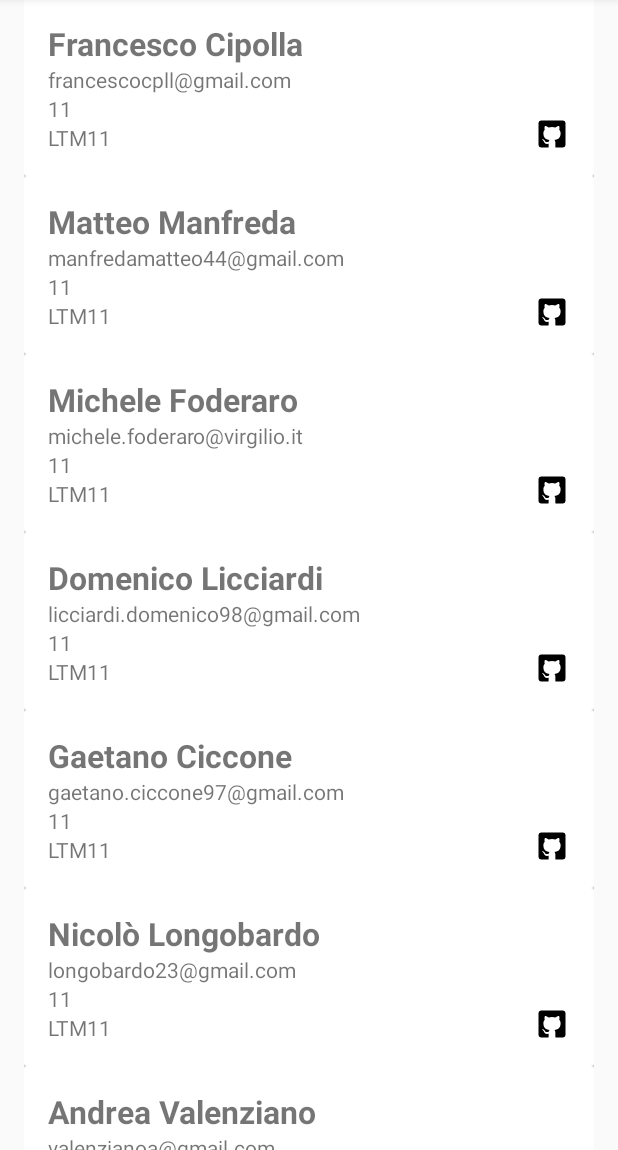
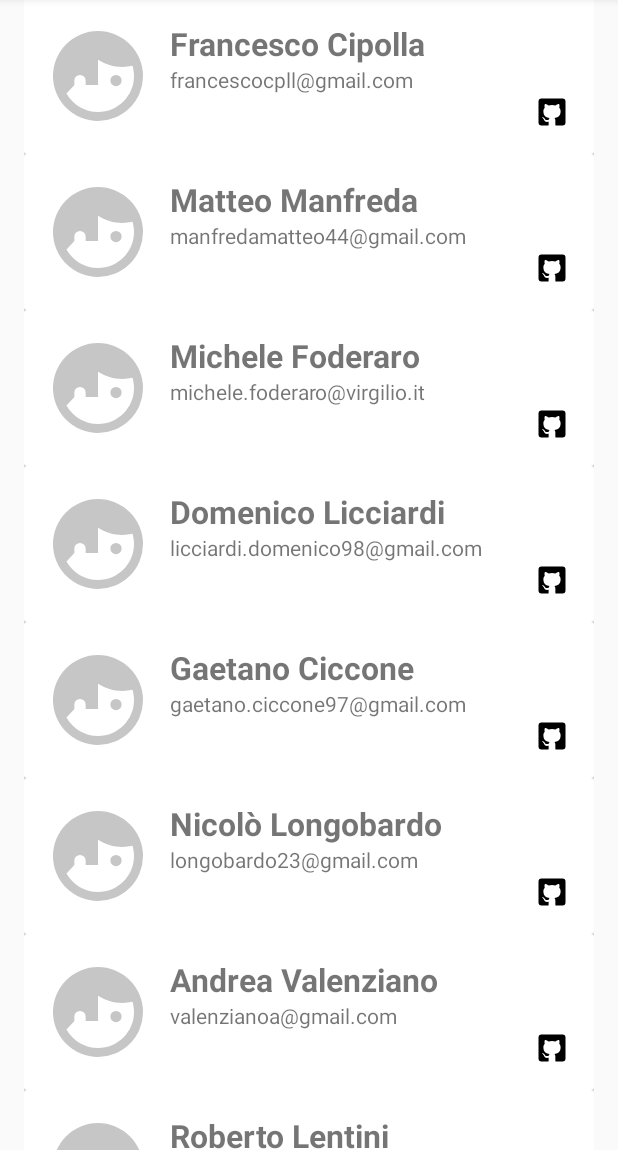
Before and after one commit to AndreaValenziano/SampleJsonParser, an Android app: the screen it shows after launch (MainActivity), on a phone screen of 412 x 824 dp, the part 86-1236 px from its top. Run offline under Robolectric (Android 15) with nearby library versions, the phone set to English and light mode, and no system bars; pictures from the network do not load.

Commit message:
Image downloader Async task

```diff
--- a/app/build.gradle
+++ b/app/build.gradle
@@ -29,4 +29,5 @@ dependencies {
     compile 'com.android.support:cardview-v7:25.0.+'
     compile 'com.android.support:recyclerview-v7:25.0.+'
     compile 'com.android.support:design:25.0.+'
+    compile 'com.github.bumptech.glide:glide:3.7.0'
 }
--- a/app/src/main/AndroidManifest.xml
+++ b/app/src/main/AndroidManifest.xml
@@ -1,6 +1,6 @@
 <manifest xmlns:android="http://schemas.android.com/apk/res/android"
     package="com.example.andreavalenziano.samplejsonparser">
-
+    <uses-permission android:name="android.permission.INTERNET"/>
     <application
         android:allowBackup="true"
         android:icon="@mipmap/ic_launcher"
--- a/app/src/main/java/com/example/andreavalenziano/samplejsonparser/Course.java
+++ /dev/null
@@ -1,45 +0,0 @@
-package com.example.andreavalenziano.samplejsonparser;
-
-import org.json.JSONException;
-import org.json.JSONObject;
-
-/**
- * Created by AndreaValenziano on 27/02/17.
- */
-
-public class Course {
-
-    private String id;
-    private String name;
-
-    private static final String ID_KEY="id";
-    private static final String NAME_KEY="nome";
-
-
-
-    public Course(JSONObject jsonObject){
-        try {
-            this.id=jsonObject.getString(ID_KEY);
-            this.name=jsonObject.getString(NAME_KEY);
-        } catch (JSONException e) {
-            e.printStackTrace();
-        }
-
-    }
-
-    public String getId() {
-        return id;
-    }
-
-    public void setId(String id) {
-        this.id = id;
-    }
-
-    public String getName() {
-        return name;
-    }
-
-    public void setName(String name) {
-        this.name = name;
-    }
-}
--- /dev/null
+++ b/app/src/main/java/com/example/andreavalenziano/samplejsonparser/ImageDownloaderTask.java
@@ -0,0 +1,57 @@
+package com.example.andreavalenziano.samplejsonparser;
+
+import android.graphics.Bitmap;
+import android.graphics.drawable.Drawable;
+import android.os.AsyncTask;
+import android.support.v4.content.ContextCompat;
+import android.widget.ImageView;
+
+import java.lang.ref.WeakReference;
+import java.util.WeakHashMap;
+
+/**
+ * Created by AndreaValenziano on 28/02/17.
+ */
+
+public class ImageDownloaderTask extends AsyncTask<String, Integer, Bitmap> {
+    private final WeakReference<ImageView> imageViewReference;
+
+    public ImageDownloaderTask(ImageView imageView) {
+        imageViewReference = new WeakReference<ImageView>(imageView);
+    }
+
+    @Override
+    protected void onPreExecute() {
+        super.onPreExecute();
+    }
+
+    @Override
+    protected void onProgressUpdate(Integer... values) {
+        super.onProgressUpdate(values);
+        // updateProgressBar
+    }
+
+    @Override
+    protected Bitmap doInBackground(String... params) {
+        return ServiceUtils.downloadBitmap(params[0]);
+    }
+
+    @Override
+    protected void onPostExecute(Bitmap bitmap) {
+        if (isCancelled()) {
+            bitmap = null;
+        }
+
+        if (imageViewReference != null) {
+            ImageView imageView = imageViewReference.get();
+            if (imageView != null) {
+                if (bitmap != null) {
+                    imageView.setImageBitmap(bitmap);
+                } else {
+                    Drawable placeholder = ContextCompat.getDrawable(imageView.getContext(), R.drawable.placeholder);
+                    imageView.setImageDrawable(placeholder);
+                }
+            }
+        }
+    }
+}
--- a/app/src/main/java/com/example/andreavalenziano/samplejsonparser/MainActivity.java
+++ b/app/src/main/java/com/example/andreavalenziano/samplejsonparser/MainActivity.java
@@ -55,12 +55,8 @@ public class MainActivity extends AppCompatActivity {
         ArrayList<Student> students = new ArrayList<>();
         try {
 
-
-
-            JSONObject studentsJsonObject = new JSONObject(readLocalJson());
-            JSONArray studentsJsonArray = studentsJsonObject.getJSONArray(STUDENTS_KEY);
+            JSONArray studentsJsonArray = new JSONArray(readLocalJson());
             for (int i = 0; i < studentsJsonArray.length(); i++) {
-                Log.d(ContentValues.TAG,"CICLO FOR");
                 JSONObject jsonStudent = studentsJsonArray.getJSONObject(i);
                 students.add(new Student(jsonStudent));
             }
@@ -80,8 +76,8 @@ public class MainActivity extends AppCompatActivity {
 
         Writer writer = new StringWriter();
         char[] buffer = new char[1024];
-        try (InputStream is = getResources().openRawResource(R.raw.students_v2)) {
-            Log.d(ContentValues.TAG,"BUFFERED READER");
+        try (InputStream is = getResources().openRawResource(R.raw.students)) {
+
             Reader reader = new BufferedReader(new InputStreamReader(is, "UTF-8"));
             int n;
             while ((n = reader.read(buffer)) != -1) {
--- /dev/null
+++ b/app/src/main/java/com/example/andreavalenziano/samplejsonparser/ServiceUtils.java
@@ -0,0 +1,41 @@
+package com.example.andreavalenziano.samplejsonparser;
+
+import android.graphics.Bitmap;
+import android.graphics.BitmapFactory;
+import android.util.Log;
+
+import java.io.InputStream;
+import java.net.HttpURLConnection;
+import java.net.URL;
+
+/**
+ * Created by AndreaValenziano on 28/02/17.
+ */
+public class ServiceUtils {
+
+    public static Bitmap downloadBitmap(String url) {
+        HttpURLConnection urlConnection = null;
+        try {
+            URL uri = new URL(url);
+            urlConnection = (HttpURLConnection) uri.openConnection();
+            int statusCode = urlConnection.getResponseCode();
+            if (statusCode != 200) {
+                return null;
+            }
+
+            InputStream inputStream = urlConnection.getInputStream();
+            if (inputStream != null) {
+                Bitmap bitmap = BitmapFactory.decodeStream(inputStream);
+                return bitmap;
+            }
+        } catch (Exception e) {
+            urlConnection.disconnect();
+            Log.w("ImageDownloader", "Error downloading image from " + url);
+        } finally {
+            if (urlConnection != null) {
+                urlConnection.disconnect();
+            }
+        }
+        return null;
+    }
+}
--- a/app/src/main/java/com/example/andreavalenziano/samplejsonparser/Student.java
+++ b/app/src/main/java/com/example/andreavalenziano/samplejsonparser/Student.java
@@ -15,18 +15,19 @@ public class Student {
     private static final String NAME_KEY = "nome";
     private static final String EMAIL_KEY = "email";
     private static final String GITHUB_KEY = "github";
-    private static final String COURSE_KEY = "corso";
+    private static final String AVATAR_KEY = "avatar";
 
 
-    String name, email, github;
-   Course course;
+    String name, email, github, avatar;
+
 
     public Student(JSONObject jsonStudent) {
         try {
             name = jsonStudent.getString(NAME_KEY);
             email = jsonStudent.getString(EMAIL_KEY);
             github = buildGithubUrl(jsonStudent.optString(GITHUB_KEY,""));
-            course=new Course(jsonStudent.getJSONObject(COURSE_KEY));
+            avatar = jsonStudent.optString(AVATAR_KEY);
+
             Log.d(ContentValues.TAG, "NAME: "+name);
         } catch (JSONException e) {
             e.printStackTrace();
@@ -35,6 +36,13 @@ public class Student {
 
     }
 
+    public String getAvatar() {
+        return avatar;
+    }
+
+    public void setAvatar(String avatar) {
+        this.avatar = avatar;
+    }
 
     public String getName() {
         return name;
@@ -60,13 +68,7 @@ public class Student {
         this.github = github;
     }
 
-    public Course getCourse() {
-        return course;
-    }
 
-    public void setCourse(Course course) {
-        this.course = course;
-    }
 
     private String buildGithubUrl(String username){
         username = username.replace("@","");
--- a/app/src/main/java/com/example/andreavalenziano/samplejsonparser/StudentsAdapter.java
+++ b/app/src/main/java/com/example/andreavalenziano/samplejsonparser/StudentsAdapter.java
@@ -8,7 +8,10 @@ import android.view.LayoutInflater;
 import android.view.View;
 import android.view.ViewGroup;
 import android.widget.ImageButton;
+import android.widget.ImageView;
 import android.widget.TextView;
+
+import com.bumptech.glide.Glide;
 
 import java.util.ArrayList;
 
@@ -36,8 +39,12 @@ public class StudentsAdapter extends RecyclerView.Adapter<StudentsAdapter.Studen
 
         holder.studentNameTv.setText(currentStudent.getName());
         holder.studentEmail.setText(currentStudent.getEmail());
-        holder.studentCourseId.setText(currentStudent.getCourse().getId());
-        holder.studentCourseName.setText(currentStudent.getCourse().getName());
+       new ImageDownloaderTask(holder.studentAvatar).execute(currentStudent.getAvatar());
+       /* Glide
+                .with(holder.itemView.getContext())
+                .load(currentStudent.getAvatar())
+                .placeholder(R.drawable.placeholder)
+                .into(holder.studentAvatar);*/
 
     }
 
@@ -54,7 +61,8 @@ public class StudentsAdapter extends RecyclerView.Adapter<StudentsAdapter.Studen
 
     class StudentViewHolder extends RecyclerView.ViewHolder {
         public TextView studentNameTv;
-        public TextView studentEmail, studentCourseName, studentCourseId;
+        public TextView studentEmail;
+        public ImageView studentAvatar;
         public ImageButton studenGithub;
 
 
@@ -63,8 +71,8 @@ public class StudentsAdapter extends RecyclerView.Adapter<StudentsAdapter.Studen
             studentNameTv = (TextView) v.findViewById(R.id.student_name);
             studentEmail = (TextView) v.findViewById(R.id.student_email);
             studenGithub = (ImageButton) v.findViewById(R.id.student_github);
-            studentCourseId= (TextView) v.findViewById(R.id.student_course_id);
-            studentCourseName=(TextView) v.findViewById(R.id.student_course_name);
+            studentAvatar= (ImageView) v.findViewById(R.id.student_image);
+
 
             studenGithub.setOnClickListener(new View.OnClickListener() {
                 @Override
--- /dev/null
+++ b/app/src/main/res/drawable/placeholder.xml
@@ -0,0 +1,8 @@
+<!-- drawable/face_profile.xml -->
+<vector xmlns:android="http://schemas.android.com/apk/res/android"
+    android:height="64dp"
+    android:width="64dp"
+    android:viewportWidth="24"
+    android:viewportHeight="24">
+    <path android:fillColor="#c6c6c6" android:pathData="M12,2A10,10 0 0,0 2,12A10,10 0 0,0 12,22A10,10 0 0,0 22,12A10,10 0 0,0 12,2M12,8.39C13.57,9.4 15.42,10 17.42,10C18.2,10 18.95,9.91 19.67,9.74C19.88,10.45 20,11.21 20,12C20,16.41 16.41,20 12,20C9,20 6.39,18.34 5,15.89L6.75,14V13A1.25,1.25 0 0,1 8,11.75A1.25,1.25 0 0,1 9.25,13V14H12M16,11.75A1.25,1.25 0 0,0 14.75,13A1.25,1.25 0 0,0 16,14.25A1.25,1.25 0 0,0 17.25,13A1.25,1.25 0 0,0 16,11.75Z" />
+</vector>
--- a/app/src/main/res/layout/item_student.xml
+++ b/app/src/main/res/layout/item_student.xml
@@ -9,6 +9,20 @@
     <LinearLayout
         android:layout_width="match_parent"
         android:layout_height="wrap_content"
+        android:orientation="horizontal">
+
+        <ImageView
+            android:id="@+id/student_image"
+            android:layout_width="0dp"
+            android:layout_height="match_parent"
+            android:layout_weight="2"
+            android:scaleType="centerCrop"
+            android:src="@drawable/placeholder" />
+    <LinearLayout
+        android:layout_width="0dp"
+        android:layout_height="wrap_content"
+        android:layout_weight="8"
+        android:layout_marginLeft="15dp"
         android:orientation="vertical">
 
         <TextView
@@ -25,7 +39,7 @@
             android:id="@+id/student_email"
             android:text="Email"
             android:textSize="@dimen/text_subtitle" />
-        <TextView
+        <!--<TextView
             android:layout_width="wrap_content"
             android:layout_height="wrap_content"
             android:id="@+id/student_course_id"
@@ -37,10 +51,7 @@
             android:id="@+id/student_course_name"
             android:text="course name"
             android:textSize="@dimen/text_subtitle" />
-
-
-    </LinearLayout>
-
+-->
 
     <ImageButton
         android:layout_width="wrap_content"
@@ -48,5 +59,7 @@
         android:id="@+id/student_github"
         android:layout_gravity="bottom|right"
         android:background="@drawable/ic_github" />
+    </LinearLayout>
+    </LinearLayout>
 
 </android.support.v7.widget.CardView>
```
Also changed, not shown: app/src/main/res/raw/students.json (+59 -30 lines).
